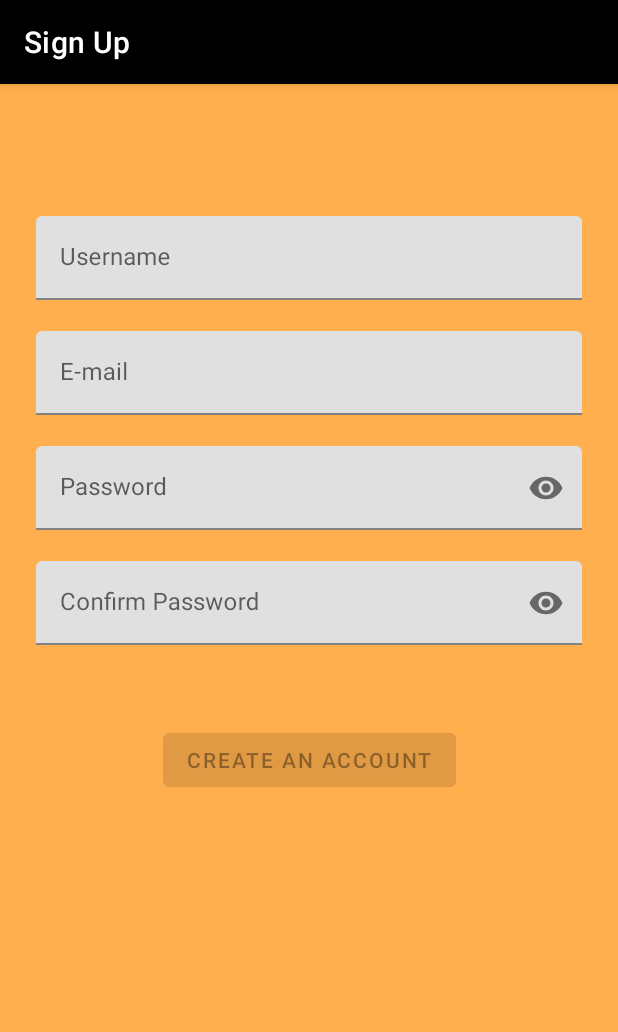
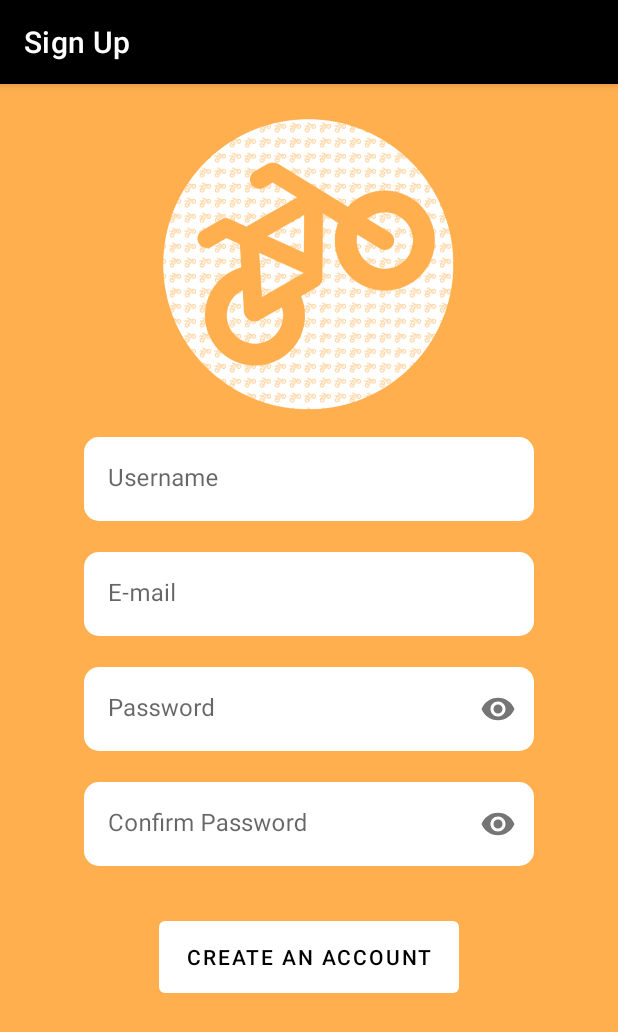
Before and after one commit to Sycri/DatZ4019, an Android app: the SignupFragment screen opened through its navigation route, on a phone screen of 412 x 824 dp. Shown: the top 1032 px of the screen. Run offline under Robolectric (Android 15) with nearby library versions, the phone set to English and light mode, and no system bars; our stand-ins replace Firebase (no records; nobody signed in at launch, a user with empty details on screens opened directly), navigation-ui; 1 statement that could not run was skipped.

Commit message:
Additional visual changes to Log-in and Sign-up screens

```diff
--- a/app/src/main/res/layout/activity_auth.xml
+++ b/app/src/main/res/layout/activity_auth.xml
@@ -3,8 +3,7 @@
     xmlns:app="http://schemas.android.com/apk/res-auto"
     android:id="@+id/container"
     android:layout_width="match_parent"
-    android:layout_height="match_parent"
-    android:paddingTop="?attr/actionBarSize">
+    android:layout_height="match_parent">
 
     <fragment
         android:id="@+id/nav_host_fragment_activity_auth"
--- a/app/src/main/res/layout/fragment_login.xml
+++ b/app/src/main/res/layout/fragment_login.xml
@@ -20,11 +20,11 @@
         app:layout_constraintStart_toStartOf="parent"
         app:layout_constraintTop_toTopOf="parent"
         android:src="@drawable/main_logo"
-        android:contentDescription="Logo" />
+        android:contentDescription="@string/main_logo_desc" />
 
     <com.google.android.material.textfield.TextInputLayout
         android:id="@+id/textInputLayoutEmail"
-        android:layout_width="250dp"
+        android:layout_width="300dp"
         android:layout_height="50dp"
         android:layout_marginStart="24dp"
         android:layout_marginTop="20dp"
@@ -41,7 +41,7 @@
 
         <com.google.android.material.textfield.TextInputEditText
             android:id="@+id/editTextEmail"
-            android:layout_width="250dp"
+            android:layout_width="300dp"
             android:layout_height="50dp"
             android:autofillHints="username"
             android:inputType="textEmailAddress"
@@ -52,7 +52,7 @@
 
     <com.google.android.material.textfield.TextInputLayout
         android:id="@+id/textInputLayoutPassword"
-        android:layout_width="250dp"
+        android:layout_width="300dp"
         android:layout_height="50dp"
         android:layout_marginTop="15dp"
         android:hint="@string/prompt_password"
@@ -68,7 +68,7 @@
 
         <com.google.android.material.textfield.TextInputEditText
             android:id="@+id/editTextPassword"
-            android:layout_width="250dp"
+            android:layout_width="300dp"
             android:layout_height="50dp"
             android:autofillHints="password"
             android:inputType="textPassword"
@@ -86,7 +86,7 @@
         android:layout_marginStart="48dp"
         android:layout_marginTop="15dp"
         android:layout_marginEnd="48dp"
-        android:enabled="true"
+        android:enabled="false"
         android:text="@string/action_login"
         app:layout_constraintEnd_toEndOf="parent"
         app:layout_constraintStart_toStartOf="parent"
--- a/app/src/main/res/layout/fragment_signup.xml
+++ b/app/src/main/res/layout/fragment_signup.xml
@@ -6,31 +6,47 @@
     android:layout_height="match_parent"
     tools:context=".ui.auth.signup.SignupFragment">
 
+    <ImageView
+        android:id="@+id/logo"
+        android:layout_width="200dp"
+        android:layout_height="200dp"
+        android:layout_gravity="center"
+        android:layout_marginTop="20dp"
+        app:layout_constraintEnd_toEndOf="parent"
+        app:layout_constraintHorizontal_bias="0.497"
+        app:layout_constraintStart_toStartOf="parent"
+        app:layout_constraintTop_toTopOf="parent"
+        android:src="@drawable/main_logo"
+        android:contentDescription="@string/main_logo_desc" />
+
     <com.google.android.material.textfield.TextInputLayout
         android:id="@+id/textInputLayoutUsername"
-        android:layout_width="0dp"
+        android:layout_width="300dp"
         android:layout_height="wrap_content"
         android:layout_marginStart="24dp"
-        android:layout_marginTop="32dp"
+        android:layout_marginTop="15dp"
         android:layout_marginEnd="24dp"
         android:hint="@string/prompt_username"
         app:errorEnabled="true"
         app:layout_constraintEnd_toEndOf="parent"
         app:layout_constraintStart_toStartOf="parent"
-        app:layout_constraintTop_toTopOf="parent">
+        app:layout_constraintTop_toBottomOf="@id/logo"
+        app:boxStrokeWidth="0dp">
 
         <com.google.android.material.textfield.TextInputEditText
             android:id="@+id/editTextUsername"
-            android:layout_width="match_parent"
+            android:layout_width="300dp"
             android:layout_height="wrap_content"
             android:importantForAutofill="no"
             android:inputType="textPersonName"
-            android:selectAllOnFocus="true" />
+            android:selectAllOnFocus="true"
+            android:background="@drawable/rounded_background"
+            />
     </com.google.android.material.textfield.TextInputLayout>
 
     <com.google.android.material.textfield.TextInputLayout
         android:id="@+id/textInputLayoutEmail"
-        android:layout_width="0dp"
+        android:layout_width="300dp"
         android:layout_height="wrap_content"
         android:layout_marginStart="24dp"
         android:layout_marginEnd="24dp"
@@ -38,20 +54,22 @@
         app:errorEnabled="true"
         app:layout_constraintEnd_toEndOf="parent"
         app:layout_constraintStart_toStartOf="parent"
-        app:layout_constraintTop_toBottomOf="@+id/textInputLayoutUsername">
+        app:layout_constraintTop_toBottomOf="@+id/textInputLayoutUsername"
+        app:boxStrokeWidth="0dp">
 
         <com.google.android.material.textfield.TextInputEditText
             android:id="@+id/editTextEmail"
-            android:layout_width="match_parent"
+            android:layout_width="300dp"
             android:layout_height="wrap_content"
             android:autofillHints="username"
             android:inputType="textEmailAddress"
-            android:selectAllOnFocus="true" />
+            android:selectAllOnFocus="true"
+            android:background="@drawable/rounded_background"/>
     </com.google.android.material.textfield.TextInputLayout>
 
     <com.google.android.material.textfield.TextInputLayout
         android:id="@+id/textInputLayoutPassword"
-        android:layout_width="0dp"
+        android:layout_width="300dp"
         android:layout_height="wrap_content"
         android:layout_marginStart="24dp"
         android:layout_marginEnd="24dp"
@@ -60,7 +78,8 @@
         app:layout_constraintEnd_toEndOf="parent"
         app:layout_constraintStart_toStartOf="parent"
         app:layout_constraintTop_toBottomOf="@+id/textInputLayoutEmail"
-        app:passwordToggleEnabled="true">
+        app:passwordToggleEnabled="true"
+        app:boxStrokeWidth="0dp">
 
         <com.google.android.material.textfield.TextInputEditText
             android:id="@+id/editTextPassword"
@@ -68,12 +87,13 @@
             android:layout_height="wrap_content"
             android:autofillHints="password"
             android:inputType="textPassword"
-            android:selectAllOnFocus="true" />
+            android:selectAllOnFocus="true"
+            android:background="@drawable/rounded_background"/>
     </com.google.android.material.textfield.TextInputLayout>
 
     <com.google.android.material.textfield.TextInputLayout
         android:id="@+id/textInputLayoutConfirmPassword"
-        android:layout_width="0dp"
+        android:layout_width="300dp"
         android:layout_height="wrap_content"
         android:layout_marginStart="24dp"
         android:layout_marginEnd="24dp"
@@ -82,7 +102,8 @@
         app:layout_constraintEnd_toEndOf="parent"
         app:layout_constraintStart_toStartOf="parent"
         app:layout_constraintTop_toBottomOf="@+id/textInputLayoutPassword"
-        app:passwordToggleEnabled="true">
+        app:passwordToggleEnabled="true"
+        app:boxStrokeWidth="0dp">
 
         <com.google.android.material.textfield.TextInputEditText
             android:id="@+id/editTextConfirmPassword"
@@ -92,21 +113,24 @@
             android:imeActionLabel="@string/action_signup"
             android:imeOptions="actionDone"
             android:inputType="textPassword"
-            android:selectAllOnFocus="true" />
+            android:selectAllOnFocus="true"
+            android:background="@drawable/rounded_background"/>
     </com.google.android.material.textfield.TextInputLayout>
 
     <Button
+        style="@style/Theme.DatZ4019.Button"
         android:id="@+id/buttonRegister"
-        android:layout_width="wrap_content"
-        android:layout_height="wrap_content"
+        android:layout_width="200dp"
+        android:layout_height="60dp"
         android:layout_marginStart="48dp"
-        android:layout_marginTop="32dp"
+        android:layout_marginTop="10dp"
         android:layout_marginEnd="48dp"
         android:enabled="false"
         android:text="@string/action_register"
         app:layout_constraintEnd_toEndOf="parent"
         app:layout_constraintStart_toStartOf="parent"
-        app:layout_constraintTop_toBottomOf="@+id/textInputLayoutConfirmPassword" />
+        app:layout_constraintTop_toBottomOf="@+id/textInputLayoutConfirmPassword"
+        android:textSize="14sp"/>
 
     <ProgressBar
         android:id="@+id/loadingBar"
--- a/app/src/main/res/values/strings.xml
+++ b/app/src/main/res/values/strings.xml
@@ -29,4 +29,5 @@
 
     <string name="prompt_logo">Logo</string>
     <string name="prompt_title">Title</string>
+    <string name="main_logo_desc">Logo of an orange bicycle on a white circle, white circle</string>
 </resources>
--- a/app/src/main/res/values/themes.xml
+++ b/app/src/main/res/values/themes.xml
@@ -7,7 +7,7 @@
         <item name="colorOnPrimary">@color/black</item>
         <!-- Secondary brand color. -->
         <item name="colorSecondary">@color/main_orange</item>
-        <item name="colorSecondaryVariant">@color/teal_700</item>
+        <item name="colorSecondaryVariant">@color/main_orange</item>
         <item name="colorOnSecondary">@color/white</item>
         <!-- Status bar color. -->
         <!-- Customize your theme here. -->
@@ -16,7 +16,7 @@
     </style>
 
     <style name="Theme.DatZ4019.Button" parent="Widget.MaterialComponents.Button">
-        <item name="android:textColor">@color/white</item> <!-- Text color of the button -->
+        <item name="android:textColor">@color/black</item> <!-- Text color of the button -->
         <item name="backgroundTint">@color/white</item> <!-- Background color of the button -->
     </style>
 </resources>
```
